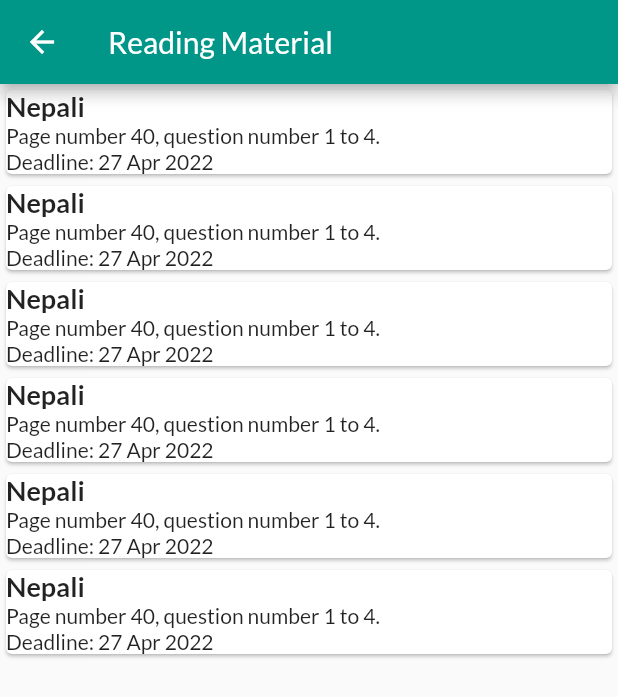
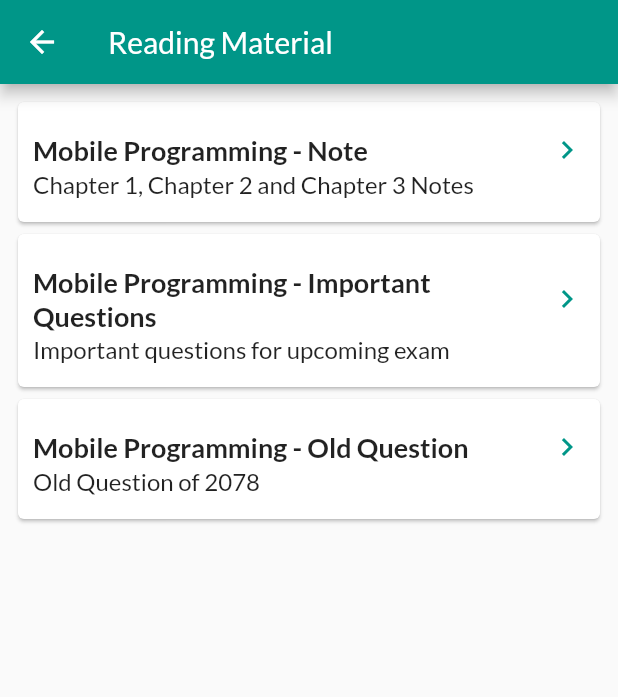
Before and after one commit to sitaitani/30DaysOfFlutter, a Flutter app: the screen it shows after launch, in the side drawer, after a tap on "Reading Material", on a phone screen of 412 x 824 dp. Shown: the top 697 px of the screen. Run offline on Flutter 3.47's test engine with Material 2 defaults, Android fonts, the phone set to English and light mode, and no system bars; our stand-ins replace google_fonts, share_plus, webview_flutter.

Commit message:
Design improvements

```diff
--- /dev/null
+++ b/lib/Models/ReadingMaterial.dart
@@ -0,0 +1,24 @@
+
+class ReadingMaterialData {
+  String title = "";
+  String description = "";
+  String link = "";
+
+  ReadingMaterialData(String title, String description, String link) {
+    this.title = title;
+    this.description = description;
+    this.link = link;
+  }
+
+  ReadingMaterialData.fromJson(Map<dynamic, dynamic> json) {
+    title = json['title'] as String;
+    description = json['description'] as String;
+    description = json['link'] as String;
+  }
+
+  Map<String, Object> toJson() => <String, Object>{
+        'title': title,
+        'description': description,
+        "link": link,
+      };
+}
--- /dev/null
+++ b/lib/utils/Style.dart
@@ -0,0 +1,49 @@
+
+  import 'package:flutter/material.dart';
+//   import 'package:google_fonts/google_fonts.dart';
+
+class Style {
+// //* Button Text Style
+
+
+
+  static final titleStyle = TextStyle(
+    fontStyle: FontStyle.normal,
+    fontWeight: FontWeight.bold,
+    fontSize: 18.0,
+    height: 1.3,
+  );
+
+
+    static final readingMaterialTitleStyle = TextStyle(
+    fontStyle: FontStyle.normal,
+    fontWeight: FontWeight.w500,
+    fontSize: 16.0,
+    height: 1.3,
+  );
+
+
+
+
+  static final errorHeaderStyle = TextStyle(
+    fontStyle: FontStyle.normal,
+    fontWeight: FontWeight.w500,
+    color: Colors.teal,
+    fontSize: 18.0,
+    height: 1.3,
+  );
+
+static final normalTitleStyle = TextStyle(
+    fontStyle: FontStyle.normal,
+    fontWeight: FontWeight.normal,
+    fontSize: 16.0,
+    height: 1.3,
+  );
+
+  static final normalContentStyle = TextStyle(
+    fontStyle: FontStyle.normal,
+    fontWeight: FontWeight.normal,
+    fontSize: 16.0,
+    height: 1.3,
+  );
+}
--- a/lib/widgets/readingmaterial.dart
+++ b/lib/widgets/readingmaterial.dart
@@ -1,29 +1,122 @@
 import 'package:flutter/material.dart';
+import 'package:flutter_application_2/utils/Style.dart';
+import 'package:flutter_application_2/widgets/webview.dart';
 
-class ReadingMaterial extends StatelessWidget {
+import '../Models/ReadingMaterial.dart';
+import 'emptyWidget.dart';
+
+class ReadingMaterial extends StatefulWidget {
+  @override
+  State<ReadingMaterial> createState() => _ReadingMaterialState();
+}
+
+class _ReadingMaterialState extends State<ReadingMaterial> {
+  List<ReadingMaterialData> readingMaterialList = [];
+
+  @override
+  void initState() {
+    // TODO: implement initState
+    super.initState();
+    testReadingMaterial();
+  }
+
+  void testReadingMaterial() {
+    final testReadingMaterials = [
+      ReadingMaterialData("Mobile Programming - Note",
+          "Chapter 1, Chapter 2 and Chapter 3 Notes", "http://www.africau.edu/images/default/sample.pdf"),
+      ReadingMaterialData("Mobile Programming - Important Questions",
+          "Important questions for upcoming exam", "http://www.africau.edu/images/default/sample.pdf"),
+      ReadingMaterialData(
+          "Mobile Programming - Old Question", "Old Question of 2078", "http://www.africau.edu/images/default/sample.pdf")
+    ];
+
+    setState(() {
+      readingMaterialList = testReadingMaterials;
+    });
+  }
+
   @override
   Widget build(BuildContext context) {
     return Scaffold(
       appBar: AppBar(
         title: Text("Reading Material"),
       ),
-      body: ListView.builder(
-          itemCount: 6,
+      body: readingMaterialList.isEmpty
+          ? Container(
+              color: Colors.white,
+              child: EmptyWidget(
+                  "No Reading Materials",
+                  "Currently threre are no reading materials available.",
+                  "empty.jpg"))
+          : Container(
+              padding: EdgeInsets.all(8),
+              child: ListView.builder(
+                  itemCount: readingMaterialList.length,
                   itemBuilder: (BuildContext context, int index) {
-            return Card(
+                    return GestureDetector(
+                      onTap: () {
+                           Navigator.of(context).push(MaterialPageRoute(
+                    builder: (context) => WebviewExample(
+                        url:
+                            readingMaterialList[index].link,
+                        title: readingMaterialList[index].title)));
+
+                      },
+                      child: Card(
+                          child: Padding(
+                        padding: const EdgeInsets.only(
+                            left: 10.0, right: 10.0, top: 20, bottom: 15),
+                        child: Container(
                           child: Column(
                             crossAxisAlignment: CrossAxisAlignment.start,
-              mainAxisAlignment: MainAxisAlignment.start,
-              children: [
+                            children: <Widget>[
+                              Container(
+                                child: Row(
+                                  children: <Widget>[
+                                    //*Image
+                                    Expanded(
+                                      child: Row(
+                                        children: <Widget>[
+                                          //*Title
+                                          Expanded(
+                                            child: Column(
+                                              crossAxisAlignment:
+                                                  CrossAxisAlignment.start,
+                                              children: <Widget>[
                                                 Text(
-                  "Nepali",
-                  style: TextStyle(fontSize: 18, fontWeight: FontWeight.bold),
+                                                  readingMaterialList[index]
+                                                      .title,
+                                                  style: Style.titleStyle,
+                                                  overflow: TextOverflow.ellipsis,
+                                                  maxLines: 2,
                                                 ),
-                Text("Page number 40, question number 1 to 4."),
-                Text("Deadline: 27 Apr 2022")
                                               ],
-            ));
+                                            ),
+                                          ),
+
+                                          Icon(
+                                            Icons.chevron_right_outlined,
+                                            color: Colors.teal,
+                                          )
+                                        ],
+                                      ),
+                                    ),
+
+                                    //* Scroe
+                                  ],
+                                ),
+                              ),
+                              Text(
+                                readingMaterialList[index].description,
+                                style: Style.normalContentStyle,
+                              )
+                            ],
+                          ),
+                        ),
+                      )),
+                    );
                   }),
+            ),
     );
   }
 }
--- a/lib/widgets/webview.dart
+++ b/lib/widgets/webview.dart
@@ -27,7 +27,7 @@ class _WebviewExampleState extends State<WebviewExample> {
     return Scaffold(
         appBar: AppBar(
           title: Text(widget.title),
-          backgroundColor: Color.fromRGBO(218, 55, 50, 1),
+          backgroundColor: Colors.teal,
         ),
         body: IndexedStack(index: position, children: <Widget>[
           WebView(
```
Also changed, not shown: lib/Models/Notification.dart (added, +19 -0 lines), lib/widgets/emptyWidget.dart (added, +43 -0 lines), lib/widgets/notification.dart (+46 -13 lines), assets/images/comingSoon.jpg (added), assets/images/empty.jpg (added), 3 other files. Lines whose indentation alone changed are shown as unchanged.
